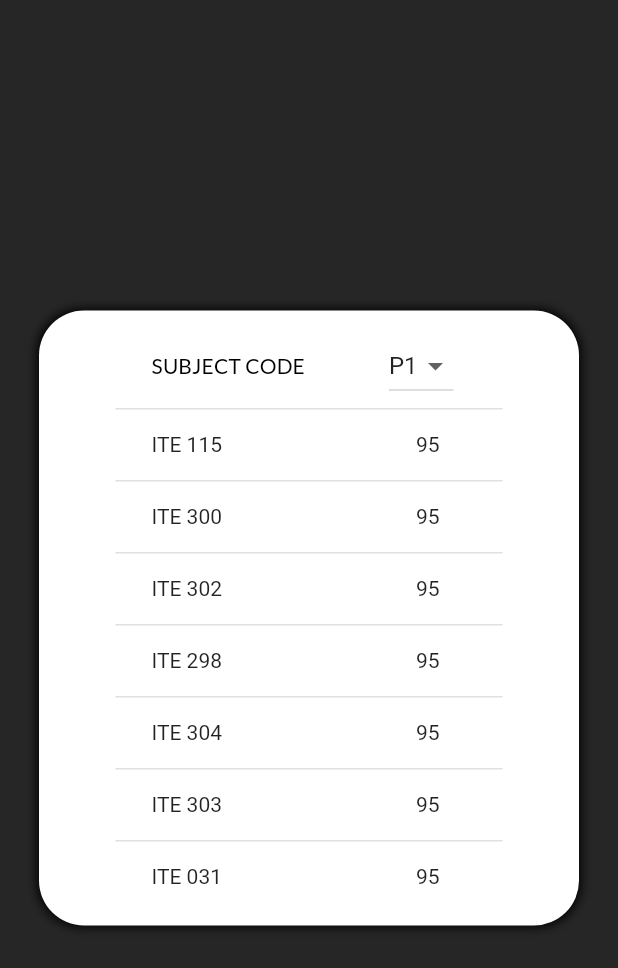
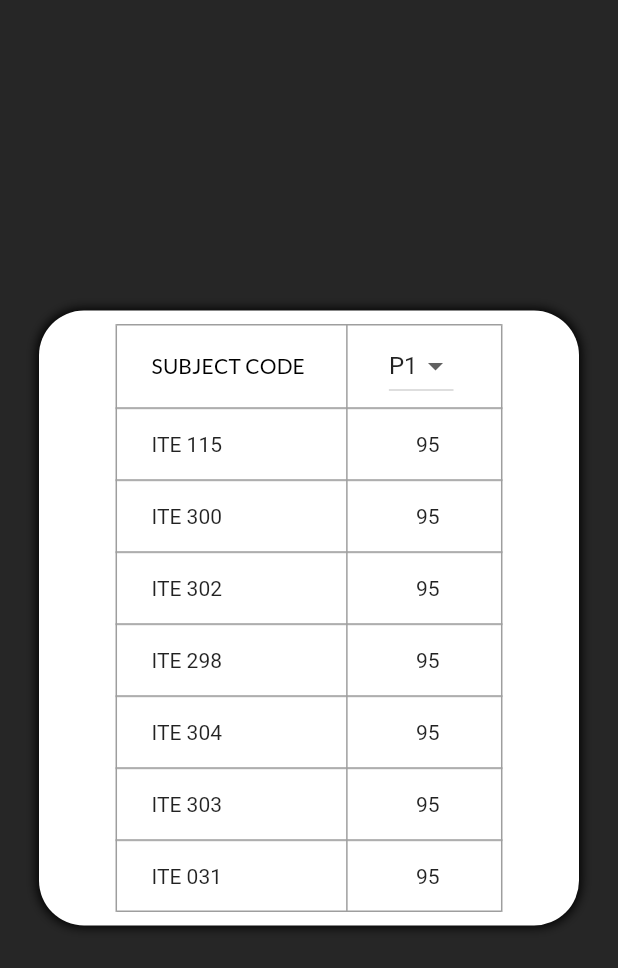
Before and after one commit to ArthanYdeo/ACE-NEW, a Flutter app: the Grades screen opened directly, on a phone screen of 412 x 824 dp. Shown: the top 968 px of the screen. Run offline on Flutter 3.47's test engine with Material 2 defaults, Android fonts, the phone set to English and light mode, and no system bars; our stand-ins replace firebase_core, firebase_database, hive, hive_flutter; accounts and stored records are empty.

Commit message:
All Goods na work ko guys, pasensya na late. Focus na ako sa script ko bukas

```diff
--- a/lib/screenpages/grades.dart
+++ b/lib/screenpages/grades.dart
@@ -48,13 +48,16 @@ class _GradesState extends State<Grades> {
                 ),
               ],
             ),
+
+
+
+
             child: DataTable(
-              decoration: BoxDecoration(
-                border: Border.all(
-                  color: Colors.white,
+                border: TableBorder.all(
+                  color: Colors.grey,
                   width: 1.0,
                 ),
-              ),
+
               //dataRowHeight: 60.0, // set the height of the rows
               columns: [
                 DataColumn(
@@ -112,6 +115,7 @@ class _GradesState extends State<Grades> {
           ),
         ),
       ),
-     );
+
+    );
   }
 }
```
